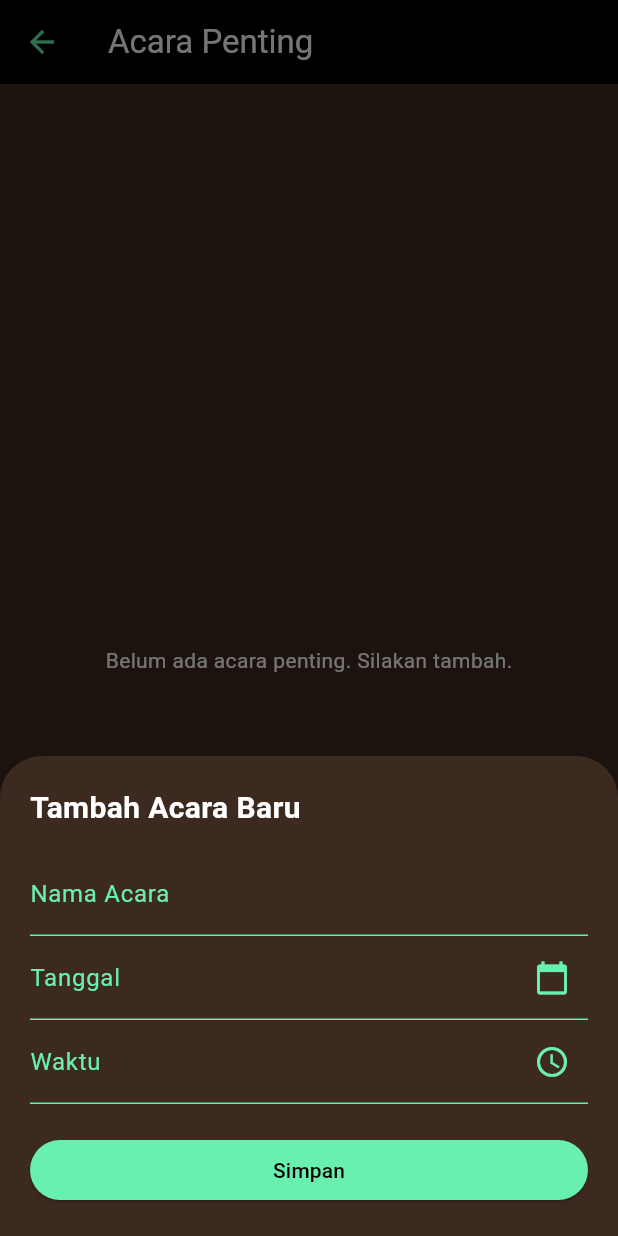
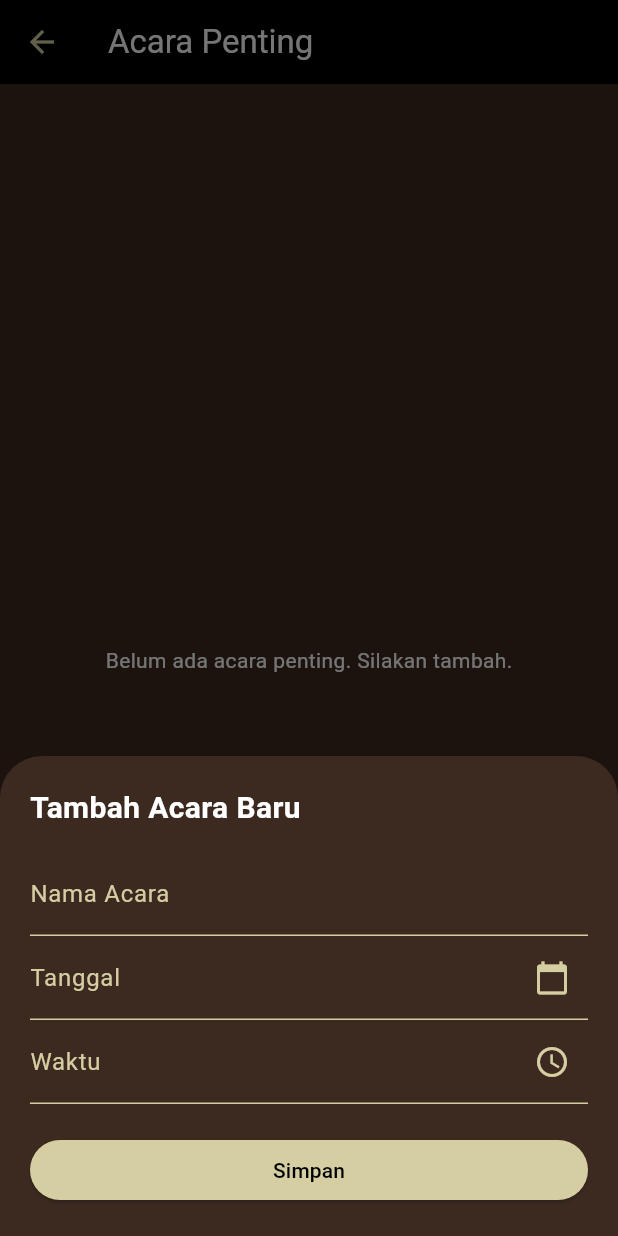
Before and after one commit to farelkurniawan/Tugas-3-Pemrograman-Aplikasi-Mobile, a Flutter app: the AcaraPentingScreen screen opened directly, after a tap on the "add" icon, on a phone screen of 412 x 824 dp. Run offline on Flutter 3.47's test engine with Material 3 defaults, Android fonts, the phone set to English and light mode, and no system bars; our stand-ins replace cloud_firestore, firebase_core, google_fonts, shared_preferences; accounts and stored records are empty; Roboto replaces fonts that are missing (Philosopher).

Commit message:
penyesuaian warna

```diff
--- a/aplikasi_persiapan_pernikahan/lib/acara_penting_screen.dart
+++ b/aplikasi_persiapan_pernikahan/lib/acara_penting_screen.dart
@@ -82,8 +82,8 @@ class AcaraPentingScreen extends StatelessWidget {
                     style: const TextStyle(color: Colors.white),
                     decoration: const InputDecoration(
                       labelText: 'Nama Acara',
-                      labelStyle: TextStyle(color: Colors.greenAccent),
-                      enabledBorder: UnderlineInputBorder(borderSide: BorderSide(color: Colors.greenAccent)),
+                      labelStyle: TextStyle(color: Color(0xFFD5CEA3)),
+                      enabledBorder: UnderlineInputBorder(borderSide: BorderSide(color: Color(0xFFD5CEA3))),
                       focusedBorder: UnderlineInputBorder(borderSide: BorderSide(color: Colors.white)),
                     ),
                   ),
@@ -95,10 +95,10 @@ class AcaraPentingScreen extends StatelessWidget {
                     readOnly: true,
                     decoration: const InputDecoration(
                       labelText: 'Tanggal',
-                      labelStyle: TextStyle(color: Colors.greenAccent),
-                      enabledBorder: UnderlineInputBorder(borderSide: BorderSide(color: Colors.greenAccent)),
+                      labelStyle: TextStyle(color: Color(0xFFD5CEA3)),
+                      enabledBorder: UnderlineInputBorder(borderSide: BorderSide(color: Color(0xFFD5CEA3))),
                       focusedBorder: UnderlineInputBorder(borderSide: BorderSide(color: Colors.white)),
-                      suffixIcon: Icon(Icons.calendar_today, color: Colors.greenAccent),
+                      suffixIcon: Icon(Icons.calendar_today, color: Color(0xFFD5CEA3)),
                     ),
                     onTap: () async {
                       DateTime? pickedDate = await showDatePicker(
@@ -112,7 +112,7 @@ class AcaraPentingScreen extends StatelessWidget {
                           return Theme(
                             data: Theme.of(context).copyWith(
                               colorScheme: const ColorScheme.dark(
-                                primary: Colors.greenAccent,
+                                primary: Color(0xFFD5CEA3),
                                 onPrimary: Colors.black,
                                 onSurface: Colors.white,
                                 surface: Color(0xFF3C2A21),
@@ -139,10 +139,10 @@ class AcaraPentingScreen extends StatelessWidget {
                     readOnly: true,
                     decoration: const InputDecoration(
                       labelText: 'Waktu',
-                      labelStyle: TextStyle(color: Colors.greenAccent),
-                      enabledBorder: UnderlineInputBorder(borderSide: BorderSide(color: Colors.greenAccent)),
+                      labelStyle: TextStyle(color: Color(0xFFD5CEA3)),
+                      enabledBorder: UnderlineInputBorder(borderSide: BorderSide(color: Color(0xFFD5CEA3))),
                       focusedBorder: UnderlineInputBorder(borderSide: BorderSide(color: Colors.white)),
-                      suffixIcon: Icon(Icons.access_time, color: Colors.greenAccent),
+                      suffixIcon: Icon(Icons.access_time, color: Color(0xFFD5CEA3)),
                     ),
                     onTap: () async {
                       TimeOfDay? pickedTime = await showTimePicker(
@@ -152,7 +152,7 @@ class AcaraPentingScreen extends StatelessWidget {
                           return Theme(
                             data: Theme.of(context).copyWith(
                               colorScheme: const ColorScheme.dark(
-                                primary: Colors.greenAccent,
+                                primary: Color(0xFFD5CEA3),
                                 onPrimary: Colors.black,
                                 onSurface: Colors.white,
                                 surface: Color(0xFF3C2A21),
@@ -179,7 +179,7 @@ class AcaraPentingScreen extends StatelessWidget {
                     width: double.infinity,
                     child: ElevatedButton(
                       style: ElevatedButton.styleFrom(
-                        backgroundColor: Colors.greenAccent,
+                        backgroundColor: Color(0xFFD5CEA3),
                         foregroundColor: Colors.black,
                       ),
                       onPressed: () async {
@@ -195,7 +195,7 @@ class AcaraPentingScreen extends StatelessWidget {
                               actions: [
                                 TextButton(
                                   onPressed: () => Navigator.of(context).pop(),
-                                  child: const Text('OK', style: TextStyle(color: Colors.greenAccent)),
+                                  child: const Text('OK', style: TextStyle(color: Color(0xFFD5CEA3))),
                                 ),
                               ],
                             ),
@@ -227,7 +227,7 @@ class AcaraPentingScreen extends StatelessWidget {
                                 actions: [
                                   TextButton(
                                     onPressed: () => Navigator.of(context).pop(),
-                                    child: const Text('OK', style: TextStyle(color: Colors.greenAccent)),
+                                    child: const Text('OK', style: TextStyle(color: Color(0xFFD5CEA3))),
                                   ),
                                 ],
                               ),
@@ -273,7 +273,7 @@ class AcaraPentingScreen extends StatelessWidget {
       appBar: AppBar(
         title: const Text('Acara Penting', style: TextStyle(color: Colors.white)),
         backgroundColor: Colors.black,
-        iconTheme: const IconThemeData(color: Colors.greenAccent),
+        iconTheme: const IconThemeData(color: Color(0xFFD5CEA3)),
       ),
       // snapshots() mengirim ulang data saat dokumen ditambah, diubah, atau dihapus.
       body: StreamBuilder(
@@ -305,7 +305,7 @@ class AcaraPentingScreen extends StatelessWidget {
                       children: [
                         const Padding(
                           padding: EdgeInsets.all(8.0),
-                          child: Icon(Icons.event_note, color: Colors.greenAccent, size: 30),
+                          child: Icon(Icons.event_note, color: Color(0xFFD5CEA3), size: 30),
                         ),
                         Expanded(
                           child: Column(
@@ -321,7 +321,7 @@ class AcaraPentingScreen extends StatelessWidget {
                         Column(
                           children: [
                             IconButton(
-                              icon: const Icon(Icons.edit, color: Colors.greenAccent),
+                              icon: const Icon(Icons.edit, color: Color(0xFFD5CEA3)),
                               onPressed: () => _showForm(context, documentSnapshot),
                               constraints: const BoxConstraints(),
                               padding: EdgeInsets.zero,
@@ -338,7 +338,7 @@ class AcaraPentingScreen extends StatelessWidget {
                                     actions: [
                                       TextButton(
                                         onPressed: () => Navigator.of(context).pop(false),
-                                        child: const Text('Batal', style: TextStyle(color: Colors.greenAccent)),
+                                        child: const Text('Batal', style: TextStyle(color: Color(0xFFD5CEA3))),
                                       ),
                                       TextButton(
                                         onPressed: () => Navigator.of(context).pop(true),
@@ -365,11 +365,11 @@ class AcaraPentingScreen extends StatelessWidget {
               },
             );
           }
-          return const Center(child: CircularProgressIndicator(color: Colors.greenAccent));
+          return const Center(child: CircularProgressIndicator(color: Color(0xFFD5CEA3)));
         },
       ),
       floatingActionButton: FloatingActionButton(
-        backgroundColor: Colors.greenAccent,
+        backgroundColor: Color(0xFFD5CEA3),
         onPressed: () => _showForm(context),
         child: const Icon(Icons.add, color: Colors.black),
       ),
--- a/aplikasi_persiapan_pernikahan/lib/bantuan_screen.dart
+++ b/aplikasi_persiapan_pernikahan/lib/bantuan_screen.dart
@@ -56,7 +56,7 @@ class BantuanScreen extends StatelessWidget {
               child: ListView(
                 children: [
                   _buildHelpItem(
-                      '1. Halaman Utama', 'Berisi 7 menu utama sesuai dengan kriteria tugas.'),
+                      '1. Halaman Utama', 'Berisi 7 menu utama'),
                   _buildHelpItem(
                       '2. Fitur Stopwatch', 'Gunakan menu tab di bawah (tengah) untuk membuka fitur Stopwatch.'),
                   _buildHelpItem(
--- a/aplikasi_persiapan_pernikahan/lib/stopwatch_screen.dart
+++ b/aplikasi_persiapan_pernikahan/lib/stopwatch_screen.dart
@@ -18,7 +18,7 @@ class _StopwatchScreenState extends State<StopwatchScreen> {
 // Mengubah ribuan milidetik menjadi format Menit:Detik.Milidetik
   String _formatTime(int milliseconds) {
     int hundreds = (milliseconds / 10).truncate(); //1 detik = 1000 milidetik, 1/100 detik adl 10 milidetik
-    int seconds = (hundreds / 100).truncate(); //1/100 detik
+    int seconds = (hundreds / 100).truncate();
     int minutes = (seconds / 60).truncate(); //60 detik
 
     String minutesStr = (minutes % 60).toString().padLeft(2, '0');
```
Also changed, not shown: aplikasi_persiapan_pernikahan/lib/hitung_weton_screen.dart (+6 -1 lines).
